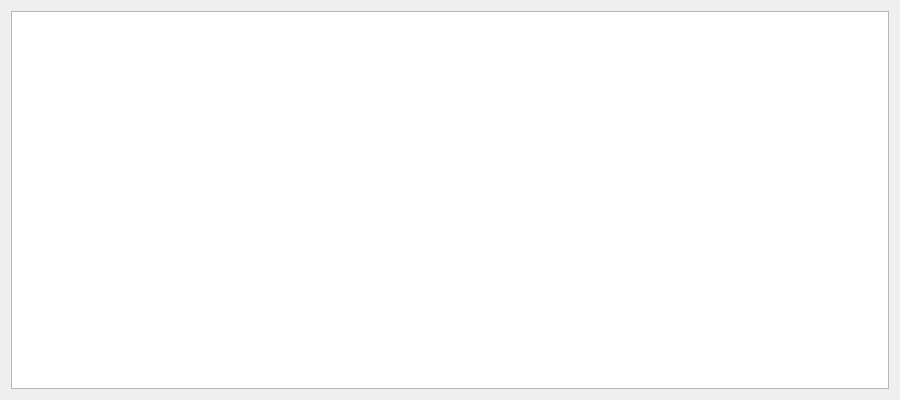
Before: the Qt Designer form main.ui in Gh0styha/coffee-app, drawn with Qt 5.
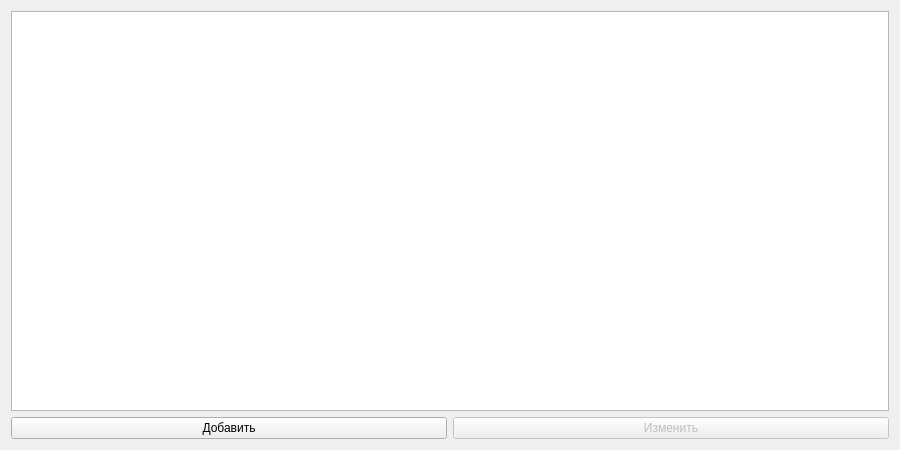
After: the same form once the commit is applied.

Commit message: Add add/edit coffee form

```diff
--- a/main.ui
+++ b/main.ui
@@ -7,7 +7,7 @@
     <x>0</x>
     <y>0</y>
     <width>900</width>
-    <height>400</height>
+    <height>450</height>
    </rect>
   </property>
   <property name="windowTitle">
@@ -17,6 +17,27 @@
    <item row="0" column="0">
     <widget class="QTableWidget" name="tableWidget"/>
    </item>
+   <item row="1" column="0">
+    <layout class="QHBoxLayout" name="horizontalLayout">
+     <item>
+      <widget class="QPushButton" name="addBtn">
+       <property name="text">
+        <string>Добавить</string>
+       </property>
+      </widget>
+     </item>
+     <item>
+      <widget class="QPushButton" name="editBtn">
+       <property name="enabled">
+        <bool>false</bool>
+       </property>
+       <property name="text">
+        <string>Изменить</string>
+       </property>
+      </widget>
+     </item>
+    </layout>
+   </item>
   </layout>
  </widget>
  <resources/>
```
The commit also changes 3 other files.
